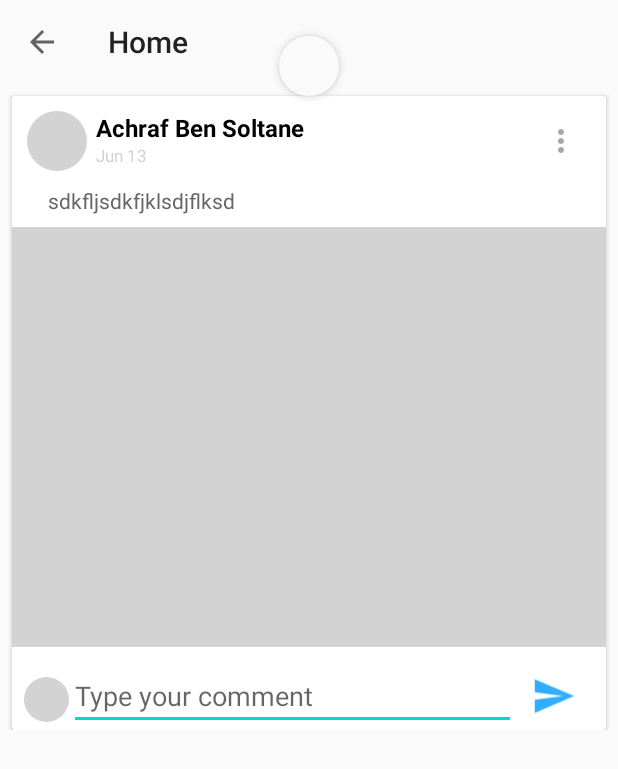
After one commit to achrafoo2018/ServiceFinderAndroid, an Android app: the ViewPostActivity screen opened directly, with no data from a screen before it, on a phone screen of 412 x 824 dp. The commit adds this screen. Shown: the top 769 px of the screen. Run offline under Robolectric (Android 15) with nearby library versions, the phone set to English and light mode, and no system bars; our stand-ins replace CircleImageView, Picasso, Volley; libraries missing offline, so code that uses them is left out: org.ocpsoft.prettytime; network calls fail; 1 statement that could not run was skipped.

Commit message:
add view post when postimg clicked

```diff
--- a/app/src/main/AndroidManifest.xml
+++ b/app/src/main/AndroidManifest.xml
@@ -12,7 +12,8 @@
         android:supportsRtl="true"
         android:theme="@style/AppTheme"
         android:usesCleartextTraffic="true">
-        <activity android:name=".EditDescriptionActivity"></activity>
+        <activity android:name=".ViewPostActivity"></activity>
+        <activity android:name=".EditDescriptionActivity" />
         <activity android:name=".ChangePasswordActivity" />
         <activity android:name=".EditUserInfoActivity" />
         <activity android:name=".AddPostActivity" />
@@ -22,6 +23,7 @@
         <activity android:name=".MainActivity">
             <intent-filter>
                 <action android:name="android.intent.action.MAIN" />
+
                 <category android:name="android.intent.category.LAUNCHER" />
             </intent-filter>
         </activity>
--- a/app/src/main/java/com/example/servicefinder/Adapters/PostsAdapter.java
+++ b/app/src/main/java/com/example/servicefinder/Adapters/PostsAdapter.java
@@ -2,6 +2,7 @@ package com.example.servicefinder.Adapters;
 
 import android.content.Context;
 import android.content.Intent;
+import android.os.Bundle;
 import android.view.LayoutInflater;
 import android.view.View;
 import android.view.ViewGroup;
@@ -17,6 +18,7 @@ import androidx.recyclerview.widget.RecyclerView;
 import com.example.servicefinder.Constant;
 import com.example.servicefinder.Models.Post;
 import com.example.servicefinder.R;
+import com.example.servicefinder.ViewPostActivity;
 import com.squareup.picasso.Picasso;
 
 import java.util.ArrayList;
@@ -67,7 +69,11 @@ public class PostsAdapter extends RecyclerView.Adapter<PostsAdapter.PostsHolder>
         Picasso.get().load(Constant.URL+post.getPost_picture()).into(holder.imgPost);
         String full_name = post.getUser().getFirst_name()+" "+ post.getUser().getLast_name();
         holder.txtName.setText(full_name);
-
+        holder.imgPost.setOnClickListener(v -> {
+            Intent intent = new Intent(context, ViewPostActivity.class);
+            intent.putExtra("postId", String.valueOf(post.getId()));
+            context.startActivity(intent);
+        });
         holder.txtDate.setText(post.getDate());
         holder.txtDesc.setText(post.getDesc());
     }
--- a/app/src/main/java/com/example/servicefinder/Fragments/HomeFragment.java
+++ b/app/src/main/java/com/example/servicefinder/Fragments/HomeFragment.java
@@ -3,6 +3,7 @@ package com.example.servicefinder.Fragments;
 import android.content.Context;
 import android.content.SharedPreferences;
 import android.os.Bundle;
+import android.view.Gravity;
 import android.view.LayoutInflater;
 import android.view.Menu;
 import android.view.MenuInflater;
@@ -184,7 +185,7 @@ public class HomeFragment extends Fragment {
         }, Throwable::printStackTrace);
         RequestQueue queue = Volley.newRequestQueue(getContext());
         queue.add(request);
-        // End SPinner
+        // End Spinner
         SearchView searchView = (SearchView)item.getActionView();
         searchView.setQueryHint("Search...");
         searchView.setOnQueryTextListener(new SearchView.OnQueryTextListener() {
--- /dev/null
+++ b/app/src/main/java/com/example/servicefinder/ViewPostActivity.java
@@ -0,0 +1,116 @@
+package com.example.servicefinder;
+
+import androidx.appcompat.app.AppCompatActivity;
+import androidx.swiperefreshlayout.widget.SwipeRefreshLayout;
+
+import android.content.Context;
+import android.content.SharedPreferences;
+import android.os.Bundle;
+import android.widget.ImageView;
+import android.widget.TextView;
+
+import com.android.volley.AuthFailureError;
+import com.android.volley.Request;
+import com.android.volley.RequestQueue;
+import com.android.volley.toolbox.StringRequest;
+import com.android.volley.toolbox.Volley;
+import com.example.servicefinder.Adapters.PostsAdapter;
+import com.example.servicefinder.Models.Post;
+import com.example.servicefinder.Models.User;
+import com.squareup.picasso.Picasso;
+
+import org.json.JSONArray;
+import org.json.JSONException;
+import org.json.JSONObject;
+import org.ocpsoft.prettytime.PrettyTime;
+
+import java.text.DateFormat;
+import java.text.ParseException;
+import java.text.SimpleDateFormat;
+import java.util.ArrayList;
+import java.util.HashMap;
+import java.util.Map;
+
+public class ViewPostActivity extends AppCompatActivity {
+    private ImageView providerImg, postImg, userImg;
+    private TextView providerName, postDesc, PostDate;
+    private SwipeRefreshLayout refreshLayout;
+    private SharedPreferences userPref;
+
+    @Override
+    protected void onCreate(Bundle savedInstanceState) {
+        super.onCreate(savedInstanceState);
+        setContentView(R.layout.activity_view_post);
+        userPref = getApplicationContext().getSharedPreferences("user", Context.MODE_PRIVATE);
+        providerImg = findViewById(R.id.imgPostProfile);
+        postImg = findViewById(R.id.imgPostPhoto);
+        userImg = findViewById(R.id.currentUserImg);
+        providerName = findViewById(R.id.txtPostName);
+        postDesc = findViewById(R.id.txtPostDesc);
+        PostDate = findViewById(R.id.txtPostDate);
+        refreshLayout = findViewById(R.id.swipePost);
+        refreshLayout.setOnRefreshListener(() -> getPost());
+        getPost();
+    }
+
+    private void getPost() {
+        refreshLayout.setRefreshing(true);
+
+        StringRequest request = new StringRequest(Request.Method.GET, Constant.GET_POST, response -> {
+
+            try {
+                JSONObject object = new JSONObject(response);
+                if (object.getBoolean("success")) {
+                    JSONObject postObject = object.getJSONObject("post");
+                    JSONObject userObject = postObject.getJSONObject("user");
+                    User user = new User();
+                    user.setId(userObject.getInt("id"));
+                    user.setFirst_name(userObject.getString("first_name"));
+                    user.setLast_name(userObject.getString("last_name"));
+                    user.setPhoto(userObject.getString("profile_picture"));
+
+                    Post post = new Post();
+                    post.setId(postObject.getInt("id"));
+                    post.setUser(user);
+                    PrettyTime p = new PrettyTime();
+                    String DEFAULT_PATTERN = "yyyy-MM-dd HH:mm:ss";
+                    DateFormat formatter = new SimpleDateFormat(DEFAULT_PATTERN);
+                    String created_at = postObject.getString("created_at");
+                    try{
+                        created_at = p.format(formatter.parse(postObject.getString("created_at")));
+                    }catch(ParseException e){
+                        e.printStackTrace();
+                    }
+                    post.setDate(created_at);
+                    post.setDesc(postObject.getString("desc"));
+                    post.setPost_picture(postObject.getString("post_image"));
+                    Picasso.get().load(Constant.URL+post.getUser().getPhoto()).into(providerImg);
+                    Picasso.get().load(Constant.URL+post.getPost_picture()).into(postImg);
+                    Picasso.get().load(Constant.URL+userPref.getString("profile_picture", "")).into(userImg);
+                    String full_name = post.getUser().getFirst_name() + " " + post.getUser().getLast_name();
+                    providerName.setText(full_name);
+                    postDesc.setText(post.getDesc());
+                    PostDate.setText(post.getDate());
+                }
+                } catch (JSONException e) {
+                e.printStackTrace();
+            }
+            refreshLayout.setRefreshing(false);
+
+        }, error -> {
+            error.printStackTrace();
+            refreshLayout.setRefreshing(false);
+
+        }) {
+
+            @Override
+            public Map<String, String> getHeaders() throws AuthFailureError {
+                HashMap<String,String> map = new HashMap<>();
+                map.put("Authorization","Bearer "+ getIntent().getExtras().getString("postId"));
+                return map;
+            }
+        };
+        RequestQueue queue = Volley.newRequestQueue(getApplicationContext());
+        queue.add(request);
+    }
+}
--- /dev/null
+++ b/app/src/main/res/layout/activity_view_post.xml
@@ -0,0 +1,156 @@
+<?xml version="1.0" encoding="utf-8"?>
+<androidx.swiperefreshlayout.widget.SwipeRefreshLayout
+    xmlns:android="http://schemas.android.com/apk/res/android"
+    xmlns:app="http://schemas.android.com/apk/res-auto"
+    android:id="@+id/swipePost"
+    android:layout_width="match_parent"
+    android:layout_height="match_parent">
+<ScrollView
+    android:layout_width="match_parent"
+    android:layout_height="match_parent"
+    android:orientation="vertical"
+    >
+    <LinearLayout
+        android:layout_width="match_parent"
+        android:layout_height="wrap_content"
+        android:orientation="vertical">
+    <androidx.appcompat.widget.Toolbar
+        android:id="@+id/toolbarHome"
+        android:layout_width="match_parent"
+        android:layout_height="?attr/actionBarSize"
+        app:layout_constraintEnd_toEndOf="parent"
+        app:layout_constraintStart_toStartOf="parent"
+        app:layout_constraintTop_toTopOf="parent"
+        app:navigationIcon="?attr/homeAsUpIndicator"
+        app:title="Home" />
+    <androidx.cardview.widget.CardView
+        android:layout_width="match_parent"
+        android:layout_height="match_parent"
+        android:layout_marginStart="8dp"
+        android:layout_marginLeft="8dp"
+        android:layout_marginTop="8dp"
+        android:layout_marginEnd="8dp"
+        android:layout_marginRight="8dp"
+        app:layout_constraintEnd_toEndOf="parent"
+        app:layout_constraintStart_toStartOf="parent"
+        app:layout_constraintTop_toTopOf="parent">
+
+        <LinearLayout
+            android:layout_width="match_parent"
+            android:layout_height="wrap_content"
+            android:orientation="vertical">
+
+            <LinearLayout
+                android:layout_width="match_parent"
+                android:layout_height="wrap_content"
+                android:orientation="horizontal"
+                android:padding="10dp">
+
+                <de.hdodenhof.circleimageview.CircleImageView
+                    android:id="@+id/imgPostProfile"
+                    android:layout_width="40dp"
+                    android:layout_height="40dp"
+                    android:src="@color/colorLightGrey" />
+
+                <LinearLayout
+                    android:layout_width="0dp"
+                    android:layout_height="match_parent"
+                    android:layout_weight="1"
+                    android:orientation="vertical"
+                    android:paddingLeft="6dp">
+
+                    <TextView
+                        android:id="@+id/txtPostName"
+                        android:layout_width="wrap_content"
+                        android:layout_height="wrap_content"
+                        android:text="Achraf Ben Soltane"
+                        android:textColor="@color/colorBlack"
+                        android:textSize="16sp"
+                        android:textStyle="bold" />
+
+                    <TextView
+                        android:id="@+id/txtPostDate"
+                        android:layout_width="wrap_content"
+                        android:layout_height="wrap_content"
+                        android:text="Jun 13"
+                        android:textColor="@color/colorLightGrey"
+                        android:textSize="11sp" />
+
+
+                </LinearLayout>
+
+                <ImageButton
+                    android:id="@+id/btnPostOption"
+                    android:layout_width="wrap_content"
+                    android:layout_height="wrap_content"
+                    android:layout_gravity="center_vertical"
+                    android:layout_marginRight="8dp"
+                    android:background="@android:color/transparent"
+                    app:srcCompat="@drawable/ic_baseline_more_vert_24" />
+
+
+            </LinearLayout>
+
+            <TextView
+                android:id="@+id/txtPostDesc"
+                android:layout_width="match_parent"
+                android:layout_height="wrap_content"
+                android:layout_marginStart="24px"
+                android:layout_marginLeft="24px"
+                android:layout_marginEnd="24px"
+                android:layout_marginRight="24px"
+                android:paddingLeft="8dp"
+                android:paddingRight="8dp"
+                android:paddingBottom="8dp"
+                android:text="sdkfljsdkfjklsdjflksd"
+                android:textColor="@color/colorGrey"
+                android:textSize="14sp" />
+
+            <ImageView
+                android:id="@+id/imgPostPhoto"
+                android:layout_width="match_parent"
+                android:layout_height="280dp"
+                android:adjustViewBounds="true"
+                android:src="@color/colorLightGrey" />
+
+            <LinearLayout
+                android:layout_width="match_parent"
+                android:layout_height="match_parent"
+                android:layout_marginTop="10dp"
+                android:paddingRight="20dp"
+                android:paddingLeft="8dp">
+                <de.hdodenhof.circleimageview.CircleImageView
+                    android:id="@+id/currentUserImg"
+                    android:layout_marginTop="10dp"
+                    android:layout_width="30dp"
+                    android:layout_height="30dp"
+                    android:src="@color/colorLightGrey" />
+                <EditText
+                    android:id="@+id/txtComment"
+                    android:layout_width="0dp"
+                    android:layout_height="wrap_content"
+                    android:layout_weight="1"
+                    android:hint="Type your comment"/>
+                <ImageView
+                    android:layout_marginLeft="10dp"
+                    android:id="@+id/btnComment"
+                    android:layout_width="30dp"
+                    android:layout_height="match_parent"
+                    app:srcCompat="@drawable/ic_send_comment"
+                    android:layout_marginStart="10dp" />
+
+            </LinearLayout>
+            <androidx.recyclerview.widget.RecyclerView
+                android:id="@+id/recyclerAccount"
+                android:layout_width="match_parent"
+                android:layout_height="400dp"
+                android:layout_marginTop="20dp"
+                android:visibility="gone" />
+        </LinearLayout>
+
+
+    </androidx.cardview.widget.CardView>
+
+    </LinearLayout>
+</ScrollView>
+</androidx.swiperefreshlayout.widget.SwipeRefreshLayout>
--- a/app/src/main/res/menu/menu_search.xml
+++ b/app/src/main/res/menu/menu_search.xml
@@ -1,17 +1,16 @@
 <?xml version="1.0" encoding="utf-8"?>
 <menu xmlns:android="http://schemas.android.com/apk/res/android"
     xmlns:app="http://schemas.android.com/apk/res-auto">
+
+    <item
+        android:id="@+id/search" android:title=""
+        android:icon="@drawable/ic_search_black_24dp"
+        app:iconTint="@color/colorBlack"
+        app:showAsAction="always|collapseActionView"
+        app:actionViewClass="androidx.appcompat.widget.SearchView"/>
     <item
         app:showAsAction="always|collapseActionView"
         android:id="@+id/spinnerTop"
         app:actionViewClass="com.toptoche.searchablespinnerlibrary.SearchableSpinner"
         android:title="Speciality" />
-    <item
-        android:id="@+id/search" android:title=""
-        android:icon="@drawable/ic_search_black_24dp"
-        app:iconTint="@color/colorBlack"
-
-        app:showAsAction="always|collapseActionView"
-        app:actionViewClass="androidx.appcompat.widget.SearchView"/>
-
 </menu>
```
